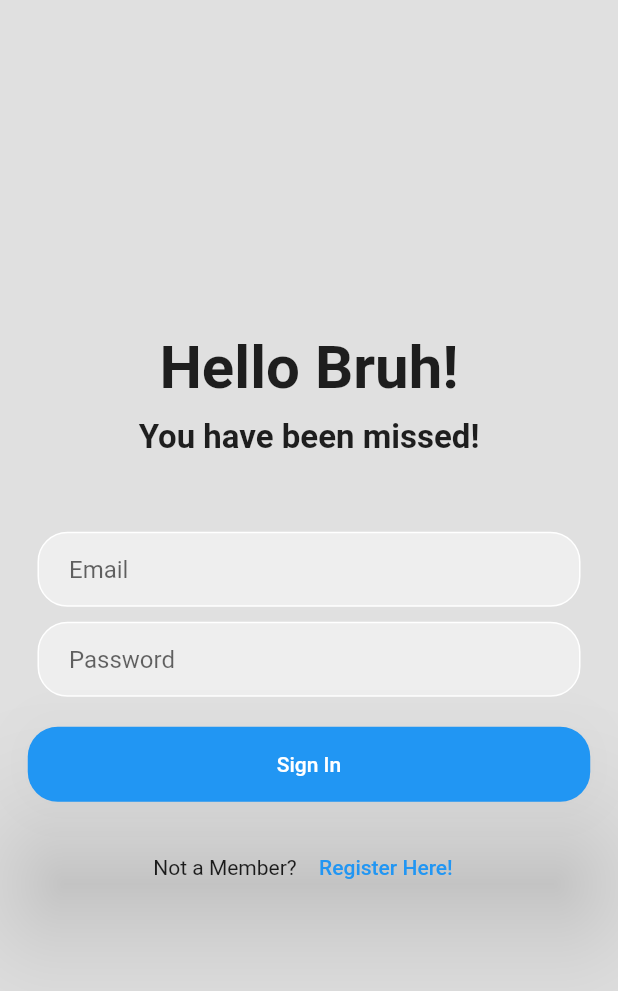
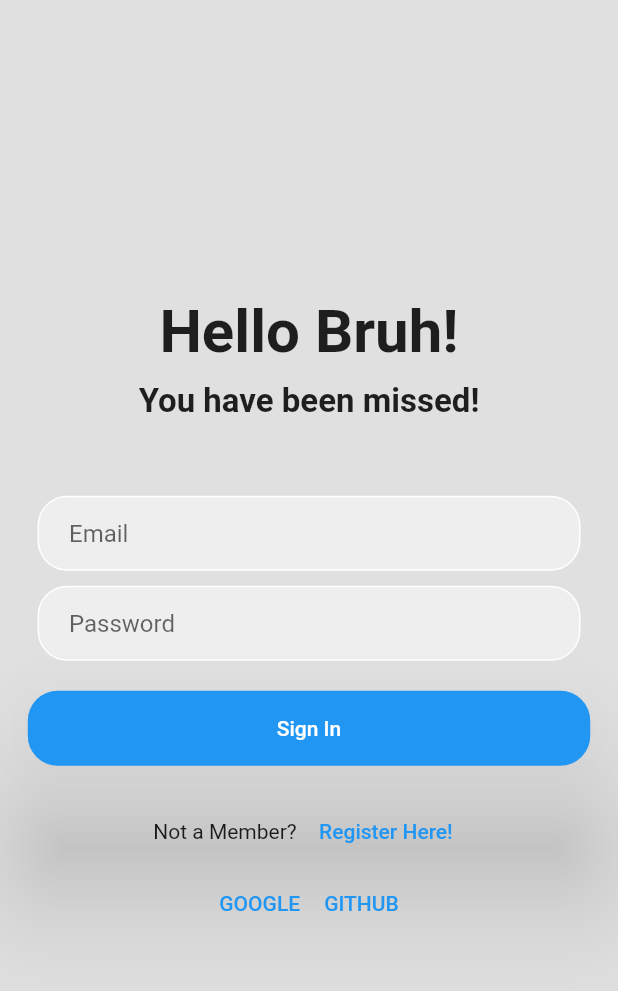
Before and after one commit to MannatS14/Login-Ui, a Flutter app: the screen it shows after launch, on a phone screen of 412 x 824 dp. Shown: the top 991 px of the screen. Run offline on Flutter 3.47's test engine with Material 2 defaults, Android fonts, the phone set to English and light mode, and no system bars; our stand-ins replace google_fonts; Roboto replaces fonts that are missing (Bentham, Kufam).

Commit message:
added buttons namely google and github

```diff
--- a/lib/login_page.dart
+++ b/lib/login_page.dart
@@ -10,14 +10,14 @@ class LoginPage extends StatefulWidget {
 }
 
 class _LoginPageState extends State<LoginPage> {
-   TextEditingController emailController = TextEditingController();
-   TextEditingController passwordController = TextEditingController();
+  TextEditingController emailController = TextEditingController();
+  TextEditingController passwordController = TextEditingController();
   @override
   void dispose() {
-
     emailController.dispose();
     super.dispose();
   }
+
   @override
   Widget build(BuildContext context) {
     return Scaffold(
@@ -128,6 +128,7 @@ class _LoginPageState extends State<LoginPage> {
             SizedBox(height: 20),
 
             //not a member
+
             Row(
               mainAxisAlignment: MainAxisAlignment.center,
               children: [
@@ -139,7 +140,25 @@ class _LoginPageState extends State<LoginPage> {
                   //   style: TextStyle(
                   //       color: Colors.blue, fontWeight: FontWeight.bold),
                   // ),
-                )
+                ),
+              ],
+            ),
+
+            Row(
+              mainAxisAlignment: MainAxisAlignment.center,
+              children: [
+                Row(
+                  children: [
+                    TextButton(
+                      onPressed: () {},
+                      child: const Text('GOOGLE'),
+                    ),
+                    TextButton(
+                      onPressed: (() {}),
+                      child: const Text("GITHUB"),
+                    )
+                  ],
+                ),
               ],
             ),
           ]),
```
